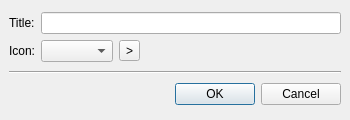
Above: src/forms/EditGroupDlg.ui from thooge/keepassx1 before the change. Below: the same form after it.
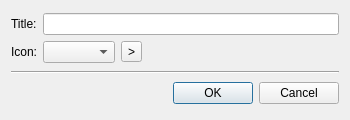
That is the form after the change.

Diff of the .ui file:
```diff
--- a/src/forms/EditGroupDlg.ui
+++ b/src/forms/EditGroupDlg.ui
@@ -35,32 +35,8 @@
    <property name="spacing" >
     <number>6</number>
    </property>
-   <property name="leftMargin" >
-    <number>9</number>
-   </property>
-   <property name="topMargin" >
-    <number>9</number>
-   </property>
-   <property name="rightMargin" >
-    <number>9</number>
-   </property>
-   <property name="bottomMargin" >
-    <number>9</number>
-   </property>
    <item>
     <layout class="QGridLayout" >
-     <property name="leftMargin" >
-      <number>0</number>
-     </property>
-     <property name="topMargin" >
-      <number>0</number>
-     </property>
-     <property name="rightMargin" >
-      <number>0</number>
-     </property>
-     <property name="bottomMargin" >
-      <number>0</number>
-     </property>
      <property name="horizontalSpacing" >
       <number>6</number>
      </property>
```
Left out of the diff: 1 changed line with no effect on the pictures.
